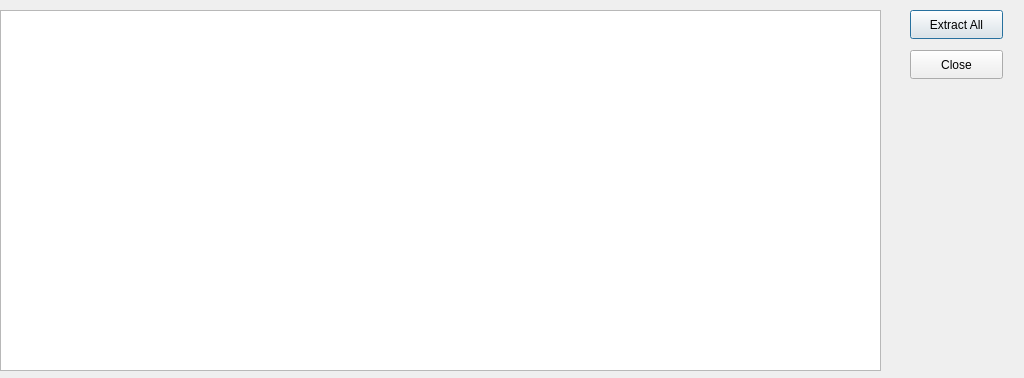
The window that hexwalk/binanalysisdialog.ui (gcarmix/HexWalk) describes before a commit, drawn with Qt 5.
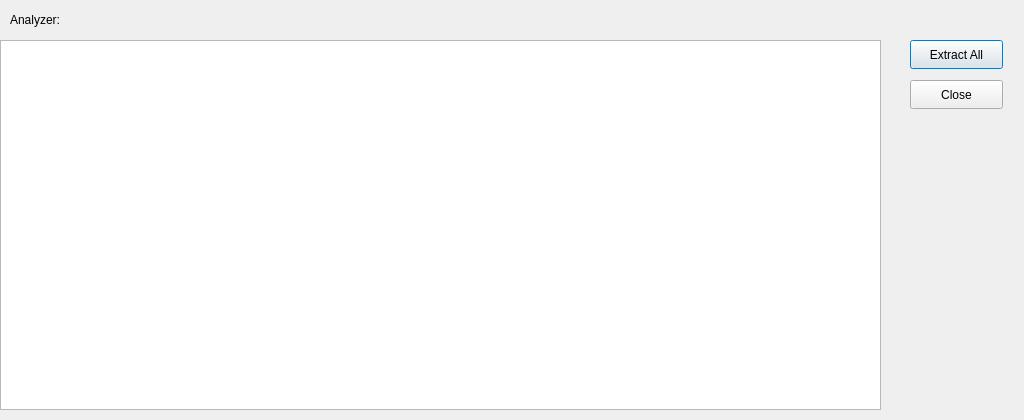
The same window after the commit.

Diff of the .ui file:
```diff
--- a/hexwalk/binanalysisdialog.ui
+++ b/hexwalk/binanalysisdialog.ui
@@ -7,7 +7,7 @@
     <x>0</x>
     <y>0</y>
     <width>1024</width>
-    <height>378</height>
+    <height>420</height>
    </rect>
   </property>
   <property name="minimumSize">
@@ -25,13 +25,26 @@
   <property name="windowTitle">
    <string>HexWalk - Binary Analysis</string>
   </property>
-  <widget class="QTableView" name="binwalkTableView">
+  <widget class="QLabel" name="lblAnalyzer">
+   <property name="geometry">
+    <rect>
+     <x>10</x>
+     <y>10</y>
+     <width>881</width>
+     <height>20</height>
+    </rect>
+   </property>
+   <property name="text">
+    <string>Analyzer: </string>
+   </property>
+  </widget>
+  <widget class="QTableView" name="resultTableView">
    <property name="geometry">
     <rect>
      <x>0</x>
-     <y>10</y>
+     <y>40</y>
      <width>881</width>
-     <height>361</height>
+     <height>370</height>
     </rect>
    </property>
   </widget>
@@ -39,7 +52,7 @@
    <property name="geometry">
     <rect>
      <x>910</x>
-     <y>10</y>
+     <y>40</y>
      <width>93</width>
      <height>29</height>
     </rect>
@@ -52,7 +65,7 @@
    <property name="geometry">
     <rect>
      <x>910</x>
-     <y>50</y>
+     <y>80</y>
      <width>93</width>
      <height>29</height>
     </rect>
```
